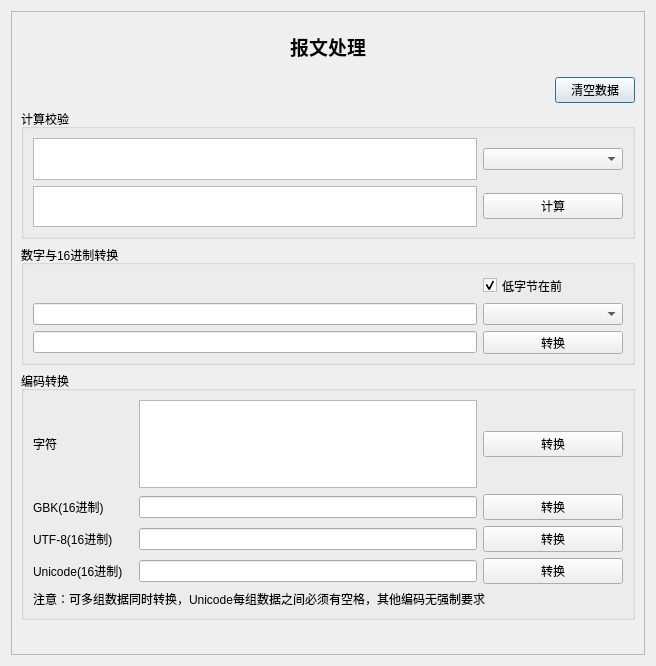
Old version of the form src/interface/dialogdealdata.ui in the repository whx110123/PDTool.
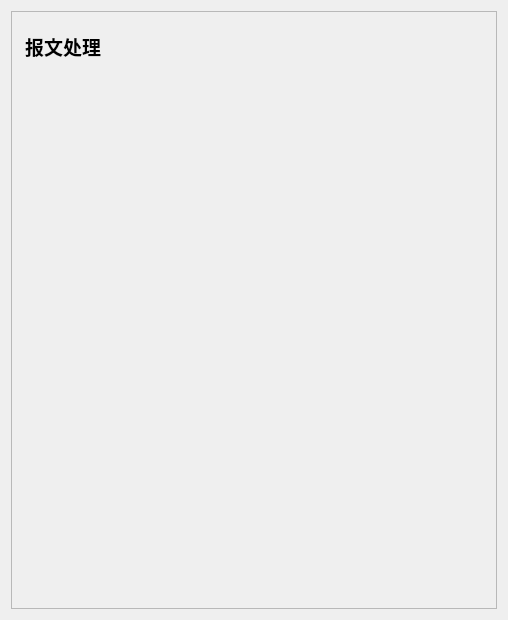
New version of the form.

The edit to the form file:
```diff
--- a/src/interface/dialogdealdata.ui
+++ b/src/interface/dialogdealdata.ui
@@ -6,8 +6,8 @@
    <rect>
     <x>0</x>
     <y>0</y>
-    <width>656</width>
-    <height>666</height>
+    <width>508</width>
+    <height>620</height>
    </rect>
   </property>
   <property name="windowTitle">
@@ -22,314 +22,36 @@
      <property name="frameShadow">
       <enum>QFrame::Plain</enum>
      </property>
-     <layout class="QVBoxLayout" name="verticalLayout_2">
-      <item>
-       <widget class="QLabel" name="label">
-        <property name="minimumSize">
-         <size>
-          <width>0</width>
-          <height>50</height>
-         </size>
-        </property>
-        <property name="font">
-         <font>
-          <family>新宋体</family>
-          <pointsize>14</pointsize>
-          <weight>75</weight>
-          <bold>true</bold>
-         </font>
-        </property>
-        <property name="text">
-         <string>报文处理</string>
-        </property>
-        <property name="alignment">
-         <set>Qt::AlignCenter</set>
-        </property>
-       </widget>
-      </item>
-      <item>
-       <layout class="QHBoxLayout" name="horizontalLayout">
-        <item>
-         <spacer name="horizontalSpacer">
-          <property name="orientation">
-           <enum>Qt::Horizontal</enum>
-          </property>
-          <property name="sizeHint" stdset="0">
-           <size>
-            <width>40</width>
-            <height>20</height>
-           </size>
-          </property>
-         </spacer>
-        </item>
-        <item>
-         <widget class="QPushButton" name="Bt_clear">
-          <property name="text">
-           <string>清空数据</string>
-          </property>
-         </widget>
-        </item>
-       </layout>
-      </item>
-      <item>
-       <widget class="QGroupBox" name="groupBox">
-        <property name="minimumSize">
-         <size>
-          <width>0</width>
-          <height>130</height>
-         </size>
-        </property>
-        <property name="maximumSize">
-         <size>
-          <width>16777215</width>
-          <height>150</height>
-         </size>
-        </property>
-        <property name="title">
-         <string>计算校验</string>
-        </property>
-        <layout class="QGridLayout" name="gridLayout_2">
-         <item row="0" column="0">
-          <widget class="QTextEdit" name="textsource"/>
-         </item>
-         <item row="0" column="1">
-          <widget class="QComboBox" name="cbcrc">
-           <property name="minimumSize">
-            <size>
-             <width>140</width>
-             <height>0</height>
-            </size>
-           </property>
-          </widget>
-         </item>
-         <item row="1" column="0">
-          <widget class="QTextEdit" name="textdestination">
-           <property name="readOnly">
-            <bool>true</bool>
-           </property>
-          </widget>
-         </item>
-         <item row="1" column="1">
-          <widget class="QPushButton" name="pbcrc">
-           <property name="text">
-            <string>计算</string>
-           </property>
-          </widget>
-         </item>
-        </layout>
-       </widget>
-      </item>
-      <item>
-       <widget class="QGroupBox" name="groupBox_2">
-        <property name="minimumSize">
-         <size>
-          <width>0</width>
-          <height>120</height>
-         </size>
-        </property>
-        <property name="title">
-         <string>数字与16进制转换</string>
-        </property>
-        <layout class="QGridLayout" name="gridLayout">
-         <item row="0" column="1">
-          <widget class="QCheckBox" name="checkreverse">
-           <property name="text">
-            <string>低字节在前</string>
-           </property>
-           <property name="checked">
-            <bool>true</bool>
-           </property>
-          </widget>
-         </item>
-         <item row="1" column="0">
-          <widget class="QLineEdit" name="linesource"/>
-         </item>
-         <item row="1" column="1">
-          <widget class="QComboBox" name="cbtransform">
-           <property name="minimumSize">
-            <size>
-             <width>140</width>
-             <height>0</height>
-            </size>
-           </property>
-          </widget>
-         </item>
-         <item row="2" column="0">
-          <widget class="QLineEdit" name="linedestination">
-           <property name="readOnly">
-            <bool>true</bool>
-           </property>
-          </widget>
-         </item>
-         <item row="2" column="1">
-          <widget class="QPushButton" name="pbtransform">
-           <property name="text">
-            <string>转换</string>
-           </property>
-          </widget>
-         </item>
-        </layout>
-       </widget>
-      </item>
-      <item>
-       <widget class="QGroupBox" name="groupBox_3">
-        <property name="minimumSize">
-         <size>
-          <width>0</width>
-          <height>160</height>
-         </size>
-        </property>
-        <property name="title">
-         <string>编码转换</string>
-        </property>
-        <layout class="QGridLayout" name="gridLayout_3">
-         <item row="2" column="0">
-          <widget class="QLabel" name="label_3">
-           <property name="minimumSize">
-            <size>
-             <width>100</width>
-             <height>0</height>
-            </size>
-           </property>
-           <property name="text">
-            <string>UTF-8(16进制)</string>
-           </property>
-          </widget>
-         </item>
-         <item row="1" column="2">
-          <widget class="QPushButton" name="Bt2">
-           <property name="minimumSize">
-            <size>
-             <width>0</width>
-             <height>0</height>
-            </size>
-           </property>
-           <property name="text">
-            <string>转换</string>
-           </property>
-          </widget>
-         </item>
-         <item row="2" column="2">
-          <widget class="QPushButton" name="Bt3">
-           <property name="minimumSize">
-            <size>
-             <width>0</width>
-             <height>0</height>
-            </size>
-           </property>
-           <property name="text">
-            <string>转换</string>
-           </property>
-          </widget>
-         </item>
-         <item row="1" column="1">
-          <widget class="QLineEdit" name="Le2"/>
-         </item>
-         <item row="0" column="0">
-          <widget class="QLabel" name="label_2">
-           <property name="minimumSize">
-            <size>
-             <width>100</width>
-             <height>0</height>
-            </size>
-           </property>
-           <property name="text">
-            <string>字符</string>
-           </property>
-          </widget>
-         </item>
-         <item row="2" column="1">
-          <widget class="QLineEdit" name="Le3"/>
-         </item>
-         <item row="1" column="0">
-          <widget class="QLabel" name="label_4">
-           <property name="minimumSize">
-            <size>
-             <width>100</width>
-             <height>0</height>
-            </size>
-           </property>
-           <property name="text">
-            <string>GBK(16进制)</string>
-           </property>
-          </widget>
-         </item>
-         <item row="3" column="1">
-          <widget class="QLineEdit" name="Le4"/>
-         </item>
-         <item row="3" column="2">
-          <widget class="QPushButton" name="Bt4">
-           <property name="minimumSize">
-            <size>
-             <width>0</width>
-             <height>0</height>
-            </size>
-           </property>
-           <property name="text">
-            <string>转换</string>
-           </property>
-          </widget>
-         </item>
-         <item row="0" column="2">
-          <widget class="QPushButton" name="Bt1">
-           <property name="minimumSize">
-            <size>
-             <width>140</width>
-             <height>0</height>
-            </size>
-           </property>
-           <property name="text">
-            <string>转换</string>
-           </property>
-          </widget>
-         </item>
-         <item row="3" column="0">
-          <widget class="QLabel" name="label_5">
-           <property name="minimumSize">
-            <size>
-             <width>100</width>
-             <height>0</height>
-            </size>
-           </property>
-           <property name="text">
-            <string>Unicode(16进制)</string>
-           </property>
-          </widget>
-         </item>
-         <item row="4" column="0" colspan="3">
-          <widget class="QLabel" name="label_6">
-           <property name="text">
-            <string>注意：可多组数据同时转换，Unicode每组数据之间必须有空格，其他编码无强制要求</string>
-           </property>
-          </widget>
-         </item>
-         <item row="0" column="1">
-          <widget class="QPlainTextEdit" name="Le1">
-           <property name="maximumSize">
-            <size>
-             <width>16777215</width>
-             <height>120</height>
-            </size>
-           </property>
-          </widget>
-         </item>
-        </layout>
-       </widget>
-      </item>
-      <item>
-       <spacer name="verticalSpacer">
-        <property name="orientation">
-         <enum>Qt::Vertical</enum>
-        </property>
-        <property name="sizeHint" stdset="0">
-         <size>
-          <width>20</width>
-          <height>56</height>
-         </size>
-        </property>
-       </spacer>
-      </item>
-     </layout>
+     <widget class="QLabel" name="label">
+      <property name="geometry">
+       <rect>
+        <x>10</x>
+        <y>10</y>
+        <width>84</width>
+        <height>50</height>
+       </rect>
+      </property>
+      <property name="minimumSize">
+       <size>
+        <width>0</width>
+        <height>50</height>
+       </size>
+      </property>
+      <property name="font">
+       <font>
+        <family>新宋体</family>
+        <pointsize>14</pointsize>
+        <weight>75</weight>
+        <bold>true</bold>
+       </font>
+      </property>
+      <property name="text">
+       <string>报文处理</string>
+      </property>
+      <property name="alignment">
+       <set>Qt::AlignCenter</set>
+      </property>
+     </widget>
     </widget>
    </item>
   </layout>
```
